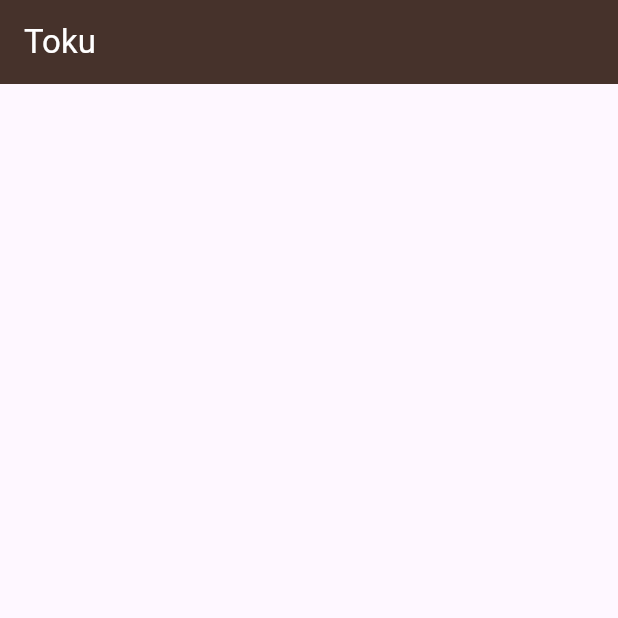
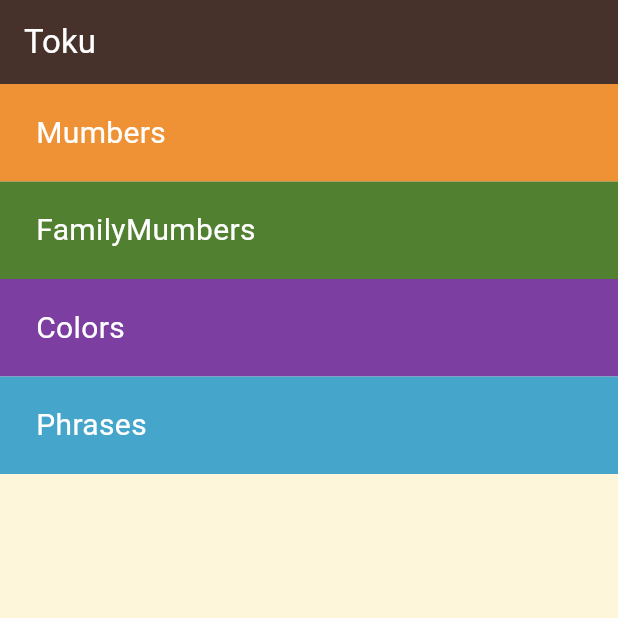
Before and after one commit to MarianAdly21/language-learning-app, a Flutter app: the screen it shows after launch, on a phone screen of 412 x 824 dp, the top half of it. Run offline on Flutter 3.47's test engine with Material 3 defaults, Android fonts, the light colour scheme and no system bars.

Commit message:
create home page

```diff
--- a/lib/main.dart
+++ b/lib/main.dart
@@ -12,6 +12,7 @@ class TokuApp extends StatelessWidget {
     return MaterialApp(
       debugShowCheckedModeBanner: false,
       home: Scaffold(
+        backgroundColor: Color(0xffFEF6DB),
         appBar: AppBar(
           title: Text(
             'Toku',
@@ -19,6 +20,66 @@ class TokuApp extends StatelessWidget {
           ),
           backgroundColor: Color(0xff46322B),
         ),
+        body: Column(
+          children: [
+            Container(
+              padding: EdgeInsets.only(left: 24),
+              alignment: Alignment.centerLeft,
+              height: 65,
+              width: double.infinity,
+              color: Color(0xffEF9235),
+              child: Text(
+                'Mumbers',
+                style: TextStyle(
+                  color: Colors.white,
+                  fontSize: 20,
+                ),
+              ),
+            ),
+            Container(
+              padding: EdgeInsets.only(left: 24),
+              alignment: Alignment.centerLeft,
+              height: 65,
+              width: double.infinity,
+              color: Color(0xff528031),
+              child: Text(
+                'FamilyMumbers',
+                style: TextStyle(
+                  color: Colors.white,
+                  fontSize: 20,
+                ),
+              ),
+            ),
+            Container(
+              padding: EdgeInsets.only(left: 24),
+              alignment: Alignment.centerLeft,
+              height: 65,
+              width: double.infinity,
+              color: Color(0xff7c3fa1),
+              child: Text(
+                'Colors',
+                style: TextStyle(
+                  color: Colors.white,
+                  fontSize: 20,
+                ),
+              ),
+            ),
+            Container(
+              padding: EdgeInsets.only(left: 24),
+              alignment: Alignment.centerLeft,
+              height: 65,
+              width: double.infinity,
+              color: Color(0xff46a5ca),
+              child: Text(
+                'Phrases',
+                style: TextStyle(
+                  color: Colors.white,
+                  fontSize: 20,
+                ),
+              ),
+            ),
+          ],
+        ),
       ),
     );
   }
```
